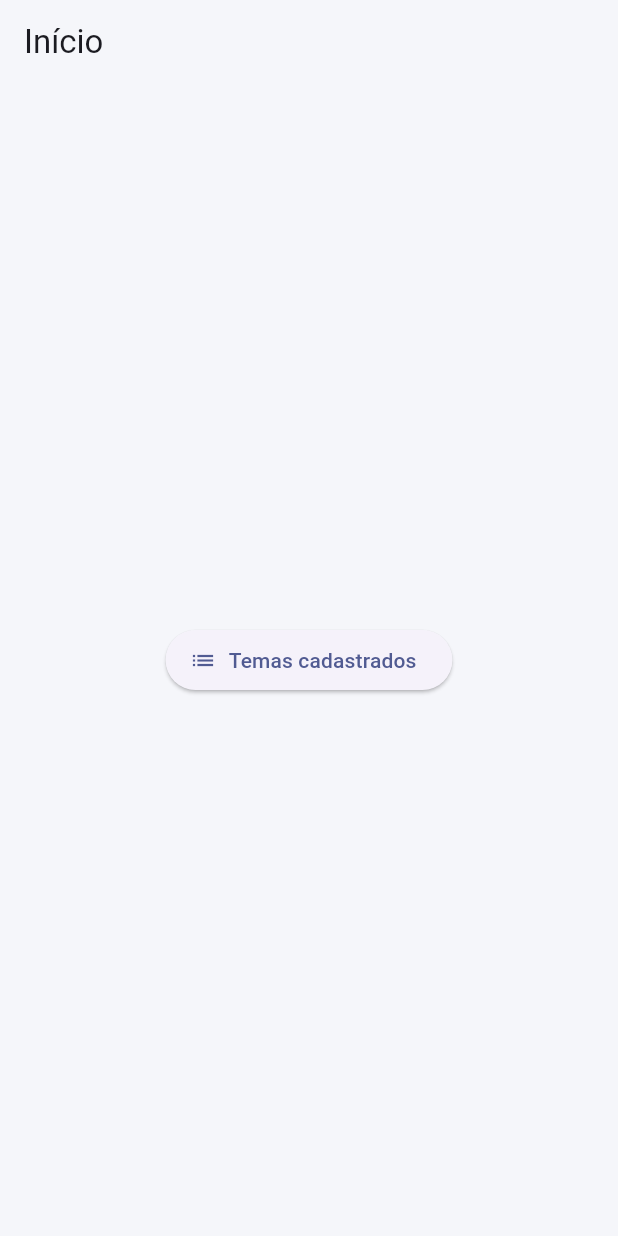
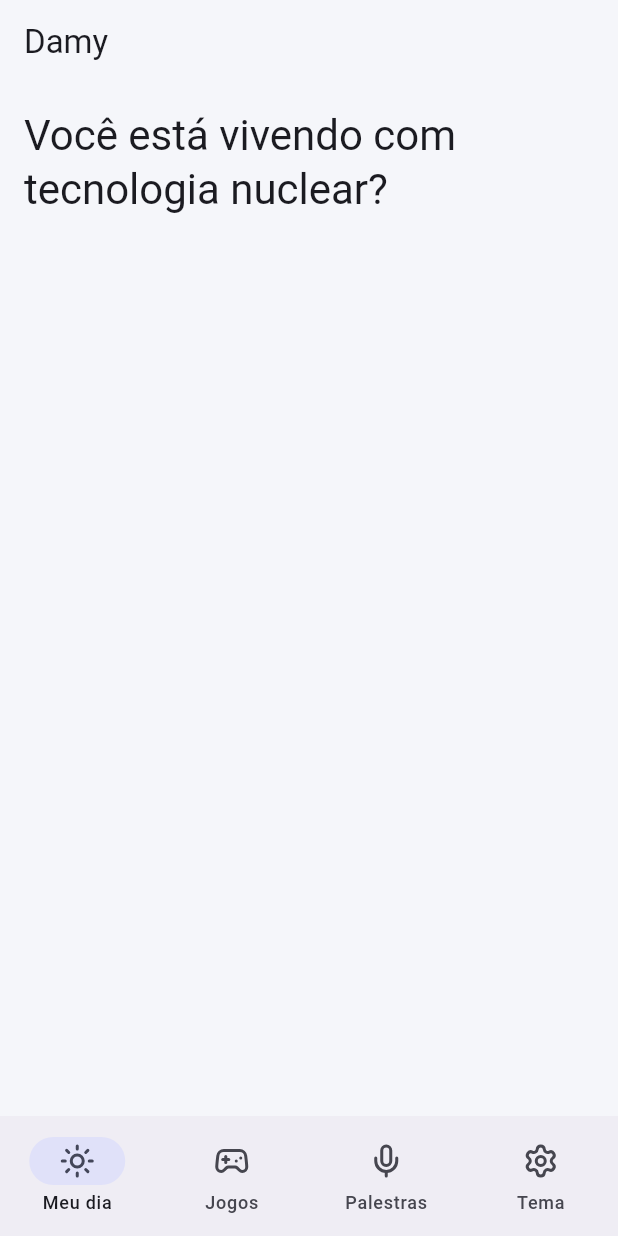
Before and after one commit to pgmoraesdev/MOBILE_CHALLENGE_AMAZUL, a Flutter app: the screen it shows after launch, on a phone screen of 412 x 824 dp. Run offline on Flutter 3.47's test engine with Material 3 defaults, Android fonts, the phone set to English and light mode, and no system bars; our stand-ins replace lucide_flutter.

```diff
--- a/lib/main.dart
+++ b/lib/main.dart
@@ -11,7 +11,7 @@ class MainApp extends StatelessWidget {
   @override
   Widget build(BuildContext context) {
     return MaterialApp(
-        title: 'Kiro',
+        title: 'Damy',
         theme: ThemeData(
           useMaterial3: true,
           colorScheme: ColorScheme.fromSeed(
--- a/lib/screens/home_screen.dart
+++ b/lib/screens/home_screen.dart
@@ -1,6 +1,52 @@
 import 'package:flutter/material.dart';
-import 'package:projetox_mobile/screens/topic_list_screen.dart';
+import 'package:lucide_flutter/lucide_flutter.dart';
 
+// componente header
+class Header extends StatelessWidget {
+  const Header({super.key});
+
+  @override
+  Widget build(BuildContext context) {
+    return const Text('Damy');
+  }
+}
+
+// componente menu navigation
+class Menu extends StatelessWidget {
+  final int atual;
+
+  const Menu({
+    super.key,
+    required this.atual,
+  });
+
+  @override
+  Widget build(BuildContext context) {
+    return NavigationBar(
+      selectedIndex: atual,
+      destinations: const [
+        NavigationDestination(
+          icon: Icon(LucideIcons.sun),
+          label: 'Meu dia',
+        ),
+        NavigationDestination(
+          icon: Icon(LucideIcons.gamepad2),
+          label: 'Jogos',
+        ),
+        NavigationDestination(
+          icon: Icon(LucideIcons.mic),
+          label: 'Palestras',
+        ),
+        NavigationDestination(
+          icon: Icon(LucideIcons.settings),
+          label: 'Tema',
+        ),
+      ],
+    );
+  }
+}
+
+// TELA DE FATO
 class HomeScreen extends StatelessWidget {
   const HomeScreen({super.key});
 
@@ -8,22 +54,23 @@ class HomeScreen extends StatelessWidget {
   Widget build(BuildContext context) {
     return Scaffold(
       appBar: AppBar(
-        title: const Text('Início'),
+        title: const Header(),
       ),
-      body: Center(
-        child: ElevatedButton.icon(
-          onPressed: () {
-            Navigator.push(
-              context,
-              MaterialPageRoute(
-                builder: (context) => const TopicListScreen(),
-              ),
-            );
-          },
-          icon: const Icon(Icons.list),
-          label: const Text('Temas cadastrados'),
-        )
-      )
+
+      body: Padding(
+        padding: const EdgeInsets.all(16),
+        child: Column(
+          crossAxisAlignment: CrossAxisAlignment.start,
+          children: [
+            Text(
+              'Você está vivendo com tecnologia nuclear?',
+              style: Theme.of(context).textTheme.headlineMedium,
+            ),
+          ],
+        ),
+      ),
+
+      bottomNavigationBar: const Menu(atual: 0),
     );
   }
 }
```
